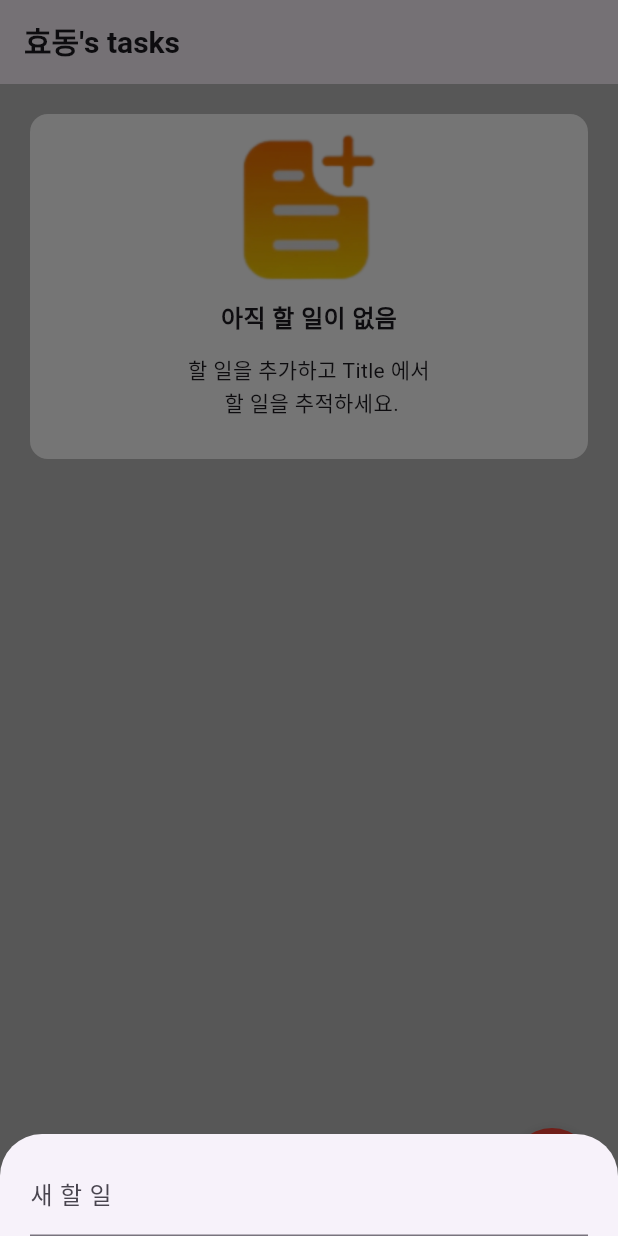
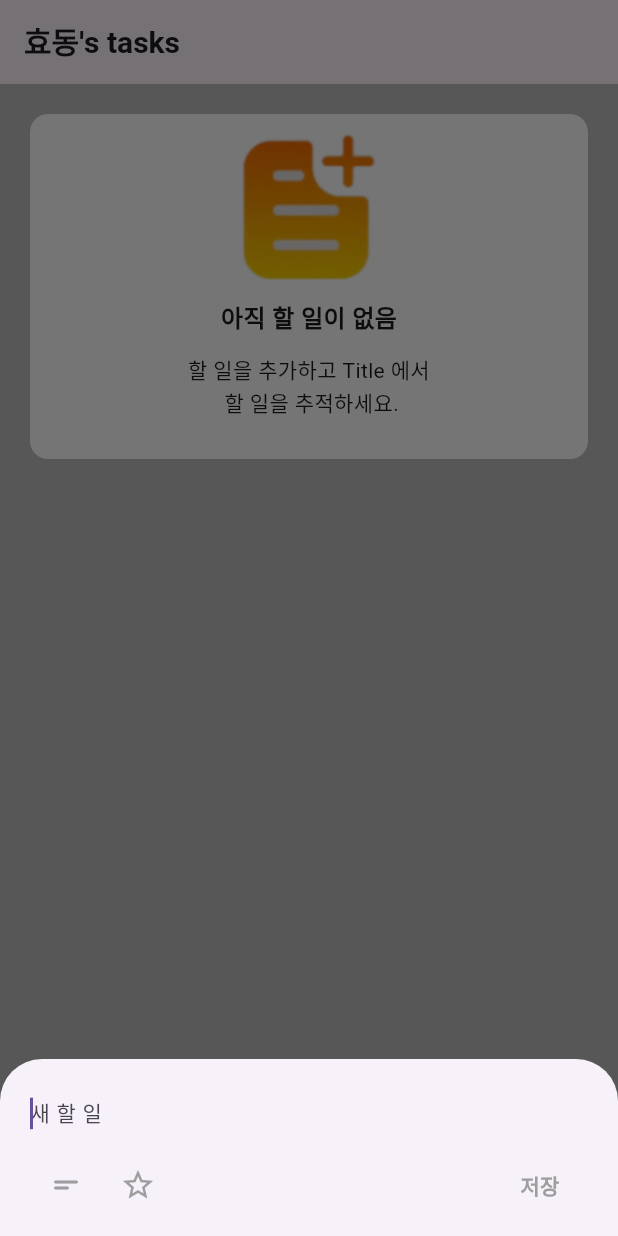
Before and after one commit to Hyodong90/flutter_tasks, a Flutter app: the screen it shows after launch, after a tap on the "add" icon, on a phone screen of 412 x 824 dp. Run offline on Flutter 3.47's test engine with Material 3 defaults, Android fonts, the light colour scheme and no system bars.

Commit message:
키보드와 아이콘 완료

```diff
--- a/lib/homepage.dart
+++ b/lib/homepage.dart
@@ -1,5 +1,6 @@
 import 'package:flutter/material.dart';
 
+//일단 만듬
 class ToDoEntity {
   ToDoEntity(this.title, this.description, this.isDone, this.isFavorite);
 
@@ -9,7 +10,42 @@ class ToDoEntity {
   final bool isDone;
 }
 
-class HomePage extends StatelessWidget {
+class HomePage extends StatefulWidget {
+  @override
+  State<HomePage> createState() => _HomePageState();
+
+}
+
+class _HomePageState extends State<HomePage> {
+  final TextEditingController titleController = TextEditingController();
+  final TextEditingController descController = TextEditingController();
+
+  bool showDescription = false; // 설명 입력창 보일지 여부
+  bool isFavorite = false; // 즐겨찾기 상태
+
+
+
+  //할일 쓰고 세이브 함수
+  void saveToDo() {
+    final title = titleController.text.trim();
+    final desc = descController.text.trim();
+
+    if (title.isEmpty) return;
+
+    final todo = ToDoEntity(title, desc, false, isFavorite);
+    print(
+      " 저장됨: ${todo.title}, 설명: ${todo.description}, 즐겨찾기: ${todo.isFavorite}",
+    );
+
+    // 입력 초기화
+    titleController.clear();
+    descController.clear();
+    isFavorite = false;
+    showDescription = false;
+
+    Navigator.pop(context); // 창 닫기
+  }
+
   @override
   Widget build(BuildContext context) {
     return Scaffold(
@@ -53,15 +89,101 @@ class HomePage extends StatelessWidget {
         onPressed: () {
           showModalBottomSheet(
             context: context,
+            isScrollControlled: true,
             builder: (context) {
-              return Padding(
-                padding: const EdgeInsets.only(top: 12, left: 20, right: 20),
+              return StatefulBuilder(
+                builder: (context, setModalState) {
+                  return Padding(
+                    padding: EdgeInsets.only(
+                      top: 12,
+                      left: 20,
+                      right: 20,
+                      bottom: MediaQuery.of(context).viewInsets.bottom + 10,
+                    ),
+                    child: Column(
+                      mainAxisSize: MainAxisSize.min,
+                      children: [
+                        //  제목 입력 필드
+                        TextField(
+                          controller: titleController,
+                          maxLines: 1,
+                          style: TextStyle(fontSize: 14),
+                          onChanged: (value) =>
+                              setModalState(() {}), //입력 시 버튼 상태 갱신
+                          onSubmitted: (value) {
+                            if (value.trim().isNotEmpty) saveToDo();
+                          },
+                          autofocus: true,
+                          decoration: InputDecoration(
+                            hintText: "새 할 일",
+                            border: InputBorder.none,
+                          ),
+                        ),
 
-                child:
-                TextField(
-                  decoration: InputDecoration(labelText: "새 할 일"),
+                        Row(
+                          children: [
+                            IconButton(
+                              icon: Icon(
+                                Icons.short_text_rounded,
+                                color: showDescription
+                                    ? Colors.black
+                                    : Colors.grey,
+                              ),
+                              onPressed: () {
+                                setModalState(() {
+                                  showDescription = !showDescription;
+                                });
+                              },
+                            ),
+                            IconButton(
+                              icon: Icon(
+                                isFavorite ? Icons.star : Icons.star_border,
+                                color: isFavorite ? Colors.amber : Colors.grey,
+                              ),
+                              onPressed: () {
+                                setModalState(() {
+                                  isFavorite = !isFavorite;
+                                });
+                              },
+                            ),
+                            Spacer(),
+                            TextButton(
+                              onPressed: titleController.text.trim().isEmpty
+                                  ? null
+                                  : () {
+                                      saveToDo();
+                                    },
+                              child: Text(
+                                "저장",
+                                style: TextStyle(
+                                  color: titleController.text.trim().isEmpty
+                                      ? Colors.grey
+                                      : Colors.black,
+                                  fontWeight: FontWeight.bold,
+                                ),
+                              ),
+                            ),
+                          ],
+                        ),
 
-                ),
+                        // 🔹 설명 입력창 (보일 때만)
+                        if (showDescription)
+                          TextField(
+                            controller: descController,
+                            style: TextStyle(fontSize: 14),
+                            decoration: InputDecoration(
+                              hintText: "세부정보 추가",
+                              hintStyle: TextStyle(
+                                fontSize: 14,
+                                color: Colors.grey,
+                              ),
+                              border: InputBorder.none,
+                            ),
+                          ),
+                      ],
+                    ),
+                  );
+                },
               );
             },
           );
--- a/lib/todopage.dart
+++ b/lib/todopage.dart
@@ -1 +1,2 @@
 import 'package:flutter/material.dart';
+import 'package:flutter_tasks/homepage.dart';
```
